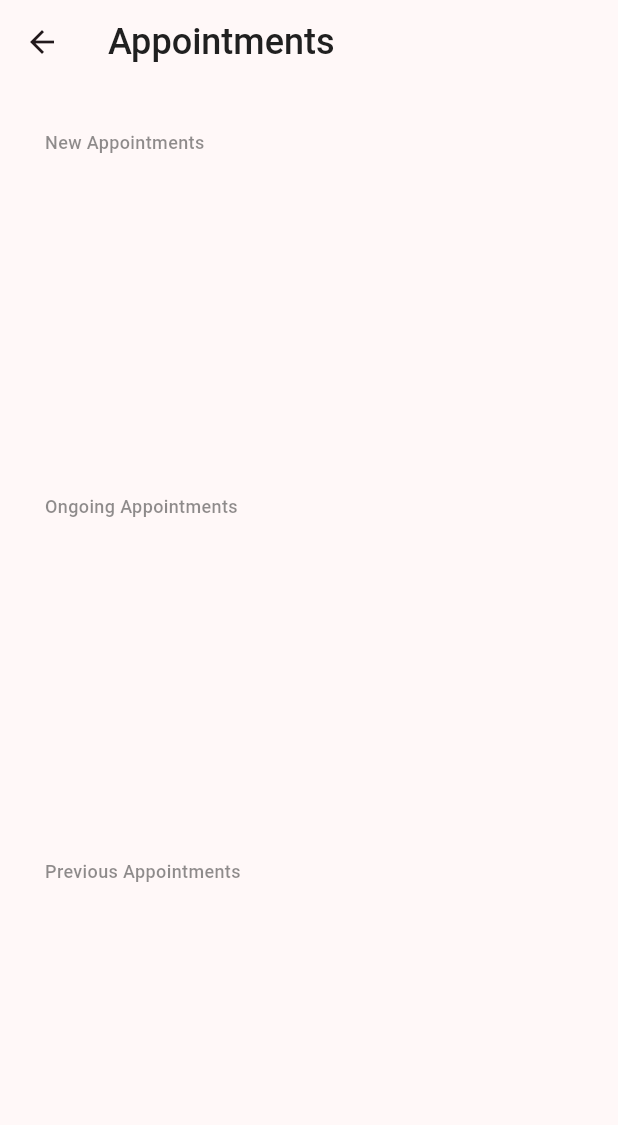
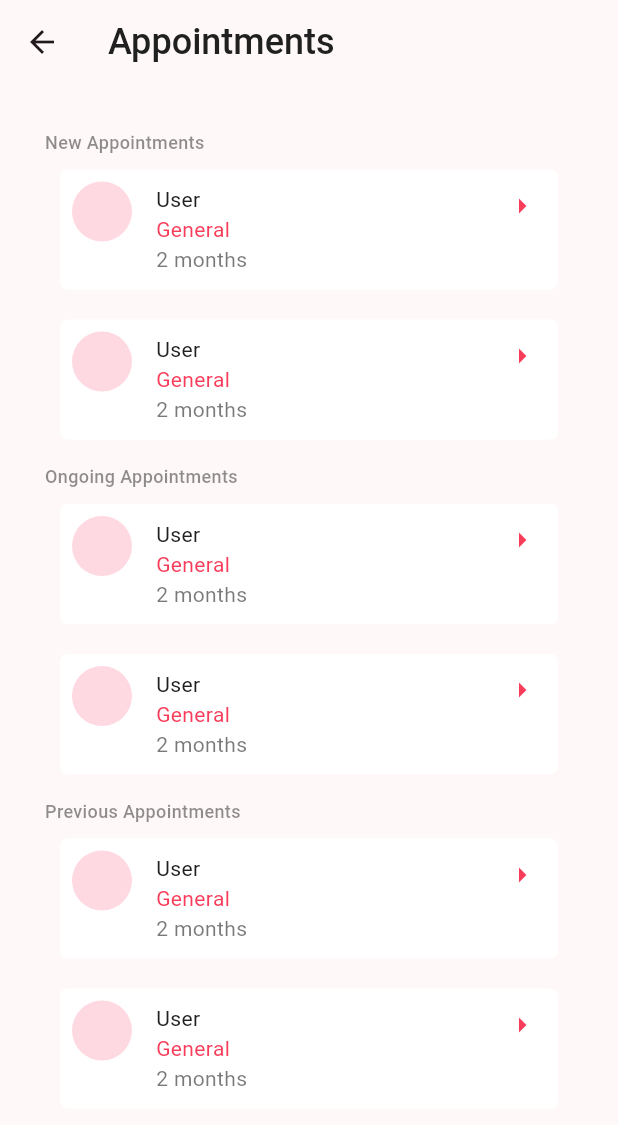
Before and after one commit to PriyangshuJS/AvizHealthCareHospital, a Flutter app: the Appointments screen opened directly, on a phone screen of 412 x 824 dp. Shown: the top 1125 px of the screen. Run offline on Flutter 3.47's test engine with Material 3 defaults, Android fonts, the phone set to English and light mode, and no system bars; our stand-ins replace cloud_firestore, firebase_core; missing offline and left inert: flutter_calendar_week; accounts and stored records are empty; Roboto replaces fonts that are missing (Poppins).

Commit message:
integrated firbase to NewAppointmentUI

```diff
--- a/lib/screen/Appointment.dart
+++ b/lib/screen/Appointment.dart
@@ -1,4 +1,6 @@
 import 'package:flutter/material.dart';
+
+import '../widgets/newAppointmentCards.dart';
 
 class Appointments extends StatelessWidget {
   const Appointments({Key? key}) : super(key: key);
@@ -52,14 +54,14 @@ class Appointments extends StatelessWidget {
             ),
           ),
         ),
-        const SizedBox(height: 20),
+        //const SizedBox(height: 20),
         SizedBox(
           height: MediaQuery.of(context).size.height / 4,
           child: ListView.builder(
             itemCount: itemCount,
             itemBuilder: (context, index) {
               if (index < itemCount) {
-                //return AppointmentCard();
+                return NewAppointment();
               } else {
                 return SizedBox.shrink();
               }
--- /dev/null
+++ b/lib/widgets/newAppointmentCards.dart
@@ -0,0 +1,115 @@
+import 'package:flutter/material.dart';
+
+class NewAppointment extends StatefulWidget {
+  const NewAppointment({
+    Key? key,
+  }) : super(key: key);
+
+  @override
+  State<NewAppointment> createState() => _NewAppointmentState();
+}
+
+class _NewAppointmentState extends State<NewAppointment> {
+  bool isExpanded = false;
+
+  @override
+  Widget build(BuildContext context) {
+    return Padding(
+      padding: const EdgeInsets.all(10),
+      child: GestureDetector(
+        onTap: () {
+          setState(() {
+            isExpanded = !isExpanded;
+          });
+        },
+        child: AnimatedContainer(
+          duration: Duration(milliseconds: 300),
+          height: isExpanded ? 120 : 80, // Adjust as needed
+          decoration: ShapeDecoration(
+            color: Colors.white,
+            shape: RoundedRectangleBorder(
+              borderRadius: BorderRadius.circular(5),
+            ),
+          ),
+          child: Row(
+            crossAxisAlignment: CrossAxisAlignment.start,
+            mainAxisAlignment: MainAxisAlignment.center,
+            children: [
+              Padding(
+                padding: const EdgeInsets.all(8.0),
+                child: CircleAvatar(
+                    // Adjust the radius based on the card height
+                    ),
+              ),
+              Expanded(
+                child: Padding(
+                  padding: const EdgeInsets.all(8.0),
+                  child: Column(
+                    crossAxisAlignment: CrossAxisAlignment.start,
+                    mainAxisAlignment: MainAxisAlignment.center,
+                    children: [
+                      Text(
+                        "User",
+                        style: TextStyle(
+                          color: Color(0xFF202020),
+                          // Adjust the font size based on the card height
+                        ),
+                      ),
+                      Text(
+                        "General",
+                        style: TextStyle(
+                          color: Color(0xFFF83D5B),
+                          // Adjust font size
+                        ),
+                      ),
+                      Text(
+                        "2 months",
+                        style: TextStyle(
+                          color: Color(0x99202020),
+                          // Adjust font size
+                        ),
+                      ),
+                    ],
+                  ),
+                ),
+              ),
+              isExpanded
+                  ? Row(
+                      mainAxisSize: MainAxisSize.min,
+                      children: [
+                        IconButton(
+                          onPressed: () {
+                            // Implement approve logic here
+                            print("Approved");
+                          },
+                          icon: Icon(
+                            Icons.check,
+                            color: Colors.green,
+                          ),
+                        ),
+                        IconButton(
+                          onPressed: () {
+                            // Implement decline logic here
+                            print("Declined");
+                          },
+                          icon: Icon(
+                            Icons.close,
+                            color: Colors.red,
+                          ),
+                        ),
+                      ],
+                    )
+                  : IconButton(
+                      onPressed: null,
+                      icon: Icon(
+                        Icons.arrow_right,
+                        color: Color(0xFFF83D5B),
+                      ),
+                    ),
+            ],
+          ),
+        ),
+      ),
+    );
+  }
+}
```
